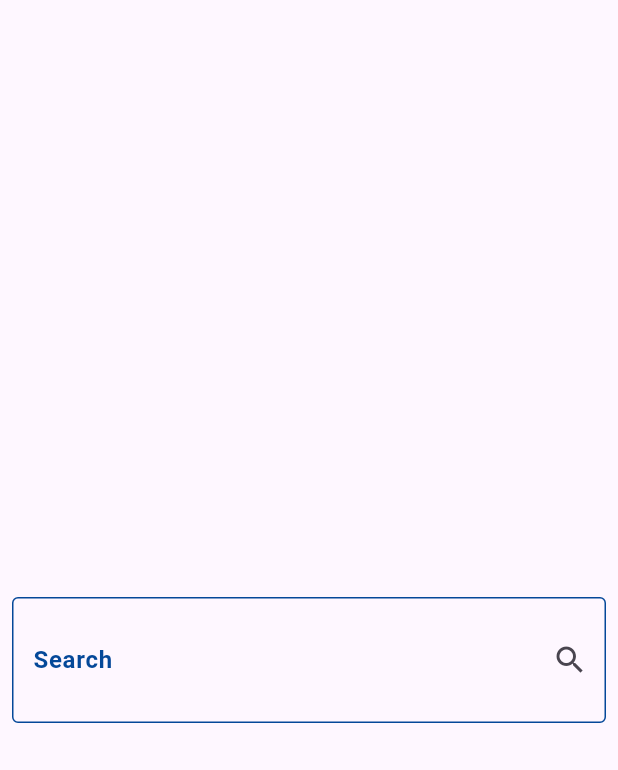
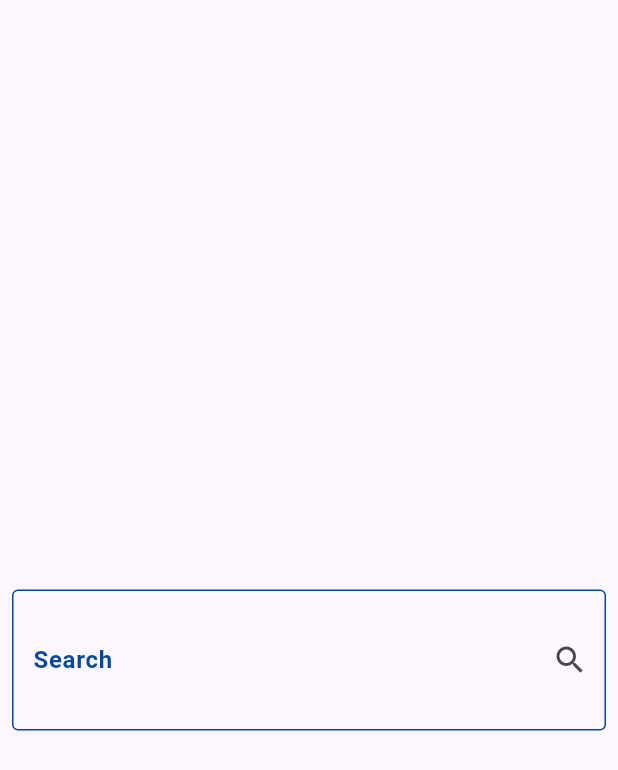
Before and after one commit to LailaRagab/weather_app-master, a Flutter app: the Search screen opened by its route, on a phone screen of 412 x 824 dp. Shown: the top 770 px of the screen. Run offline on Flutter 3.47's test engine with Material 3 defaults, Android fonts, the phone set to English and light mode, and no system bars; our stand-ins replace dio, go_router.

```diff
--- a/lib/features/city_search_weather/presentation/view/search.dart
+++ b/lib/features/city_search_weather/presentation/view/search.dart
@@ -21,7 +21,7 @@ class Search extends StatelessWidget {
             },
             decoration: InputDecoration(
               contentPadding:
-                  const EdgeInsets.symmetric(vertical: 30, horizontal: 10),
+                  const EdgeInsets.symmetric(vertical: 35, horizontal: 10),
               label: Text(
                 "Search",
                 style: TextStyle(
```
